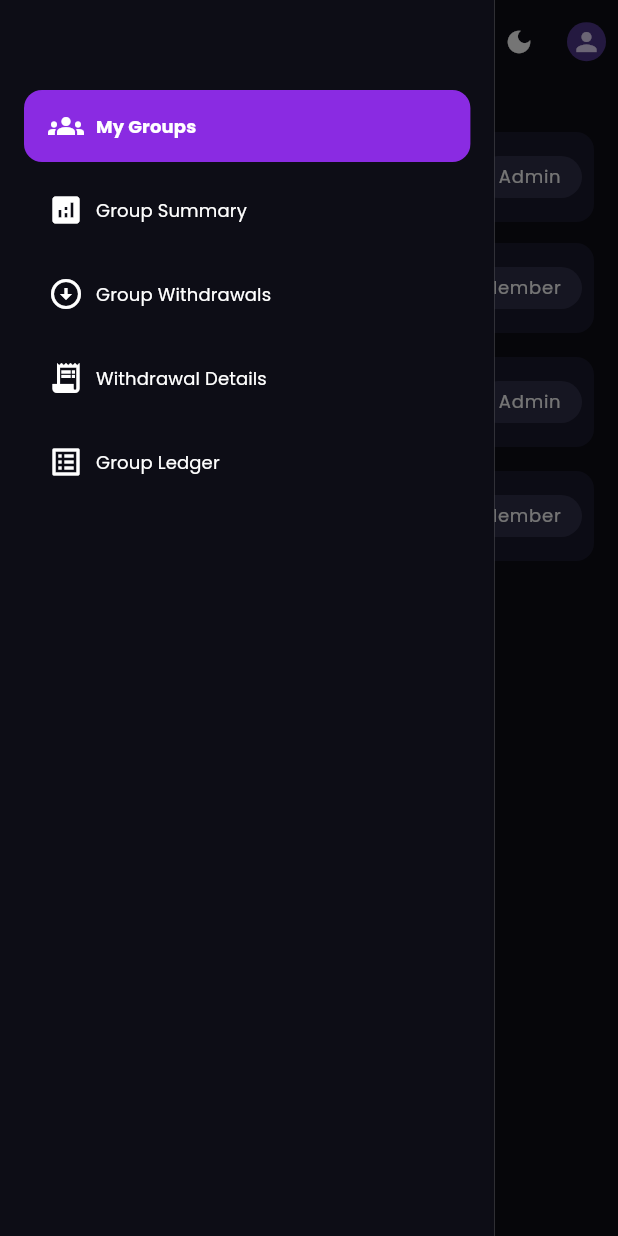
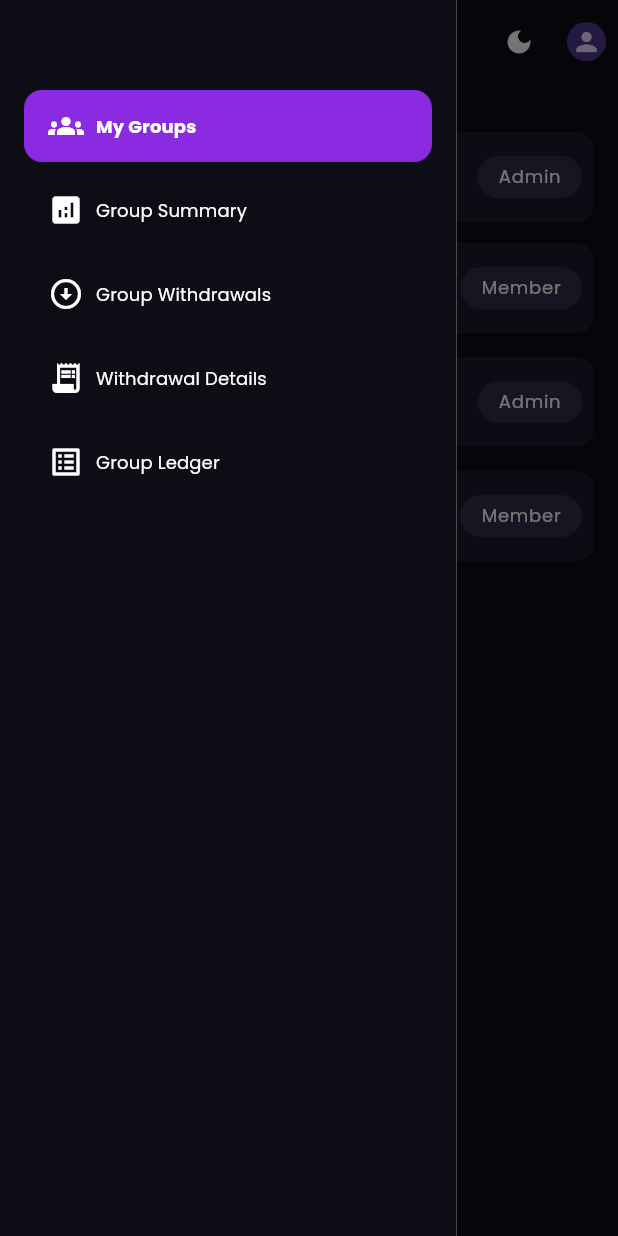
Before and after one commit to ahmvddddd/circa, a Flutter app: the screen it shows after launch, with the side drawer open, on a phone screen of 412 x 824 dp. Run offline on Flutter 3.47's test engine with Material 3 defaults, Android fonts, the phone set to English and light mode, and no system bars; our stand-ins replace connectivity_plus, flutter_riverpod, go_router; project files that could hold a hidden picture were left out.

Commit message:
link fix

```diff
--- a/lib/common/widgets/custom_appbar.dart
+++ b/lib/common/widgets/custom_appbar.dart
@@ -28,7 +28,8 @@ class CustomAppbar extends ConsumerWidget implements PreferredSizeWidget {
                 icon: Icon(
                   Icons.menu_outlined,
                   color: CustomColors.primary,
-                  size: Sizes.iconMd,
+                  size: DeviceUtils.isTabletScreen(context)
+                  ? Sizes.iconLg : Sizes.iconMd,
                 ),
               )
             : null,
@@ -42,7 +43,8 @@ class CustomAppbar extends ConsumerWidget implements PreferredSizeWidget {
               themeMode == ThemeMode.dark
                   ? Icons.dark_mode
                   : Icons.dark_mode_outlined,
-              size: Sizes.iconM,
+              size: DeviceUtils.isTabletScreen(context)
+                  ? Sizes.iconLg : Sizes.iconM,
             ),
           ),
 
@@ -51,7 +53,9 @@ class CustomAppbar extends ConsumerWidget implements PreferredSizeWidget {
             padding: const EdgeInsets.only(right: 8.0),
             child: CircleAvatar(
               radius: 13,
-              child: Icon(Icons.person, size: Sizes.iconM),
+              child: Icon(Icons.person,
+              size: DeviceUtils.isTabletScreen(context)
+                  ? Sizes.iconLg : Sizes.iconM,),
             ),
           ),
         ],
--- a/lib/common/widgets/custom_drawer.dart
+++ b/lib/common/widgets/custom_drawer.dart
@@ -3,24 +3,35 @@ import 'package:flutter_riverpod/flutter_riverpod.dart';
 import 'package:go_router/go_router.dart';
 import 'package:url_launcher/link.dart';
 import '../../../utils/constants/custom_colors.dart';
-import '../../../utils/constants/responsive_sizes.dart';
 import '../../../utils/constants/sizes.dart';
 import '../../../utils/helpers/helper_function.dart';
-import '../../routing/router_controller.dart';
 
 class CustomDrawer extends ConsumerWidget {
   const CustomDrawer({super.key});
 
   @override
   Widget build(BuildContext context, WidgetRef ref) {
-    final currentRoute = ref.watch(currentRouteProvider);
+    final currentRoute = GoRouterState.of(context).uri.toString();
+
     final dark = HelperFunction.isDarkMode(context);
 
     final menuItems = [
       {'label': 'My Groups', 'icon': Icons.groups, 'route': '/mygroups'},
-      {'label': 'Group Summary', 'icon': Icons.analytics, 'route': '/groupsummary'},
-      {'label': 'Group Withdrawals', 'icon': Icons.arrow_circle_down, 'route': '/groupwithdrawals'},
-      {'label': 'Withdrawal Details', 'icon': Icons.receipt_long, 'route': '/withdrawaldetails'},
+      {
+        'label': 'Group Summary',
+        'icon': Icons.analytics,
+        'route': '/groupsummary',
+      },
+      {
+        'label': 'Group Withdrawals',
+        'icon': Icons.arrow_circle_down,
+        'route': '/groupwithdrawals',
+      },
+      {
+        'label': 'Withdrawal Details',
+        'icon': Icons.receipt_long,
+        'route': '/withdrawaldetails',
+      },
       {'label': 'Group Ledger', 'icon': Icons.list_alt, 'route': '/ledger'},
     ];
 
@@ -31,8 +42,9 @@ class CustomDrawer extends ConsumerWidget {
         ),
       ),
       child: Drawer(
-        width: responsiveSize(context, 320),
-        backgroundColor: dark ? CustomColors.darkBackground : CustomColors.lightBackground,
+        backgroundColor: dark
+            ? CustomColors.darkBackground
+            : CustomColors.lightBackground,
         shape: const BeveledRectangleBorder(),
         child: Padding(
           padding: const EdgeInsets.all(Sizes.sm),
@@ -51,8 +63,8 @@ class CustomDrawer extends ConsumerWidget {
                   route: item['route'] as String,
                   isActive: currentRoute == item['route'],
                   onTap: () {
-                    ref.read(currentRouteProvider.notifier).state = item['route'] as String;
                     context.go(item['route'] as String);
+                    Navigator.of(context).maybePop();
                   },
                 ),
             ],
@@ -62,91 +74,6 @@ class CustomDrawer extends ConsumerWidget {
     );
   }
 }
-
-
-// class _SidebarItem extends StatefulWidget {
-//   final IconData icon;
-//   final String label;
-//   final String route;
-//   final bool isActive;
-//   final VoidCallback onTap;
-
-//   const _SidebarItem({
-//     required this.icon,
-//     required this.label,
-//     required this.route,
-//     required this.isActive,
-//     required this.onTap,
-//   });
-
-//   @override
-//   State<_SidebarItem> createState() => _SidebarItemState();
-// }
-
-// class _SidebarItemState extends State<_SidebarItem> {
-//   bool _isHovered = false;
-
-//   @override
-//   Widget build(BuildContext context) {
-//     final dark = HelperFunction.isDarkMode(context);
-//     final bgColor = widget.isActive
-//         ? dark
-//               ? Colors.white.withValues(alpha: 0.1)
-//               : Colors.black.withValues(alpha: 0.1)
-//         : _isHovered
-//         ? dark
-//               ? Colors.white.withValues(alpha: 0.1)
-//               : Colors.black.withValues(alpha: 0.1)
-//         : Colors.transparent;
-
-//     final iconColor = widget.isActive
-//         ? dark
-//               ? Colors.white
-//               : Colors.black
-//         : dark
-//         ? Colors.white
-//         : Colors.black;
-
-//     return MouseRegion(
-//       onEnter: (_) => setState(() => _isHovered = true),
-//       onExit: (_) => setState(() => _isHovered = false),
-//       child: Link(
-//         uri: Uri.parse(widget.route),
-//         target: LinkTarget.self,
-//         builder: (context, followLink) => GestureDetector(
-//           onTap: () {
-//             widget.onTap();
-//             followLink?.call();
-//           },
-//           child: AnimatedContainer(
-//             duration: const Duration(milliseconds: 200),
-//             margin: const EdgeInsets.symmetric(horizontal: 8, vertical: 4),
-//             padding: const EdgeInsets.symmetric(horizontal: 16, vertical: 12),
-//             decoration: BoxDecoration(
-//               color: bgColor,
-//               borderRadius: BorderRadius.circular(12),
-//             ),
-//             child: Row(
-//               children: [
-//                 Icon(widget.icon, color: iconColor),
-//                 const SizedBox(width: Sizes.sm),
-//                 Text(
-//                   widget.label,
-//                   style: Theme.of(context).textTheme.labelLarge!.copyWith(
-//                     color: iconColor,
-//                     fontWeight: widget.isActive
-//                         ? FontWeight.bold
-//                         : FontWeight.normal,
-//                   ),
-//                 ),
-//               ],
-//             ),
-//           ),
-//         ),
-//       ),
-//     );
-//   }
-// }
 
 class _SidebarItem extends StatefulWidget {
   final IconData icon;
--- a/lib/common/widgets/custom_sidebar.dart
+++ b/lib/common/widgets/custom_sidebar.dart
@@ -3,7 +3,6 @@ import 'package:flutter_riverpod/flutter_riverpod.dart';
 import 'package:go_router/go_router.dart';
 import '../../../utils/constants/custom_colors.dart';
 import '../../../utils/constants/sizes.dart';
-import '../../routing/router_controller.dart';
 import '../../utils/helpers/helper_function.dart';
 import 'sidebar_widget.dart';
 
@@ -12,7 +11,8 @@ class CustomSideBar extends ConsumerWidget {
 
   @override
   Widget build(BuildContext context, WidgetRef ref) {
-    final currentRoute = ref.watch(currentRouteProvider);
+    final currentRoute = GoRouterState.of(context).uri.toString();
+
     final dark = HelperFunction.isDarkMode(context);
     final menuItems = [
       {'label': 'My Groups', 'icon': Icons.groups, 'route': '/mygroups'},
@@ -73,8 +73,6 @@ class CustomSideBar extends ConsumerWidget {
                             route: item['route'] as String,
                             isActive: currentRoute == item['route'],
                             onTap: () {
-                              ref.read(currentRouteProvider.notifier).state =
-                                  item['route'] as String;
                               context.go(item['route'] as String);
                             },
                           ),
--- a/lib/responsive_scaffold.dart
+++ b/lib/responsive_scaffold.dart
@@ -35,6 +35,7 @@ class ResponsiveScaffold extends StatelessWidget {
         // Tablet < 1024px
         else if (DeviceUtils.isTabletScreen(context)) {
           return Scaffold(
+            key: scaffoldKey,
             appBar: CustomAppbar(title: title),
             drawer: CustomDrawer(), // still use drawer
             body: tabletBody,
--- a/lib/routing/router_controller.dart
+++ b/lib/routing/router_controller.dart
@@ -1,7 +1,6 @@
 // import '../../features/screens/auth/sign_in.dart';
 import '../../features/screens/withdrawal_details./withdrawal_details.dart';
 import 'package:flutter_riverpod/flutter_riverpod.dart';
-import 'package:flutter_riverpod/legacy.dart';
 import 'package:go_router/go_router.dart';
 // import '../features/screens/auth/sign_up.dart';
 import '../features/screens/group_ledger/group_ledger.dart';
@@ -9,7 +8,6 @@ import '../features/screens/group_summary/group_summary.dart';
 import '../features/screens/group_withdrawals.dart/group_withdrawals.dart';
 import '../features/screens/my_groups/my_groups.dart';
 
-final currentRouteProvider = StateProvider<String>((ref) => '/mygroups');
 final routerProvider = Provider<GoRouter>((ref) {
   return GoRouter(
     initialLocation: '/mygroups',
```
